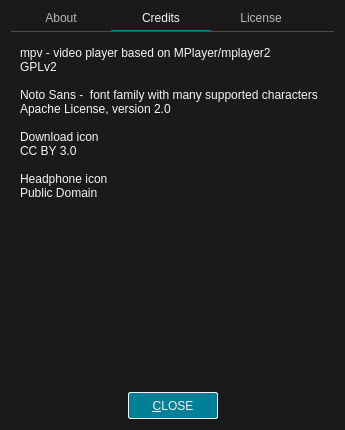
Old version of the form src/ui/aboutdialog.ui in the repository u8sand/Baka-MPlayer.
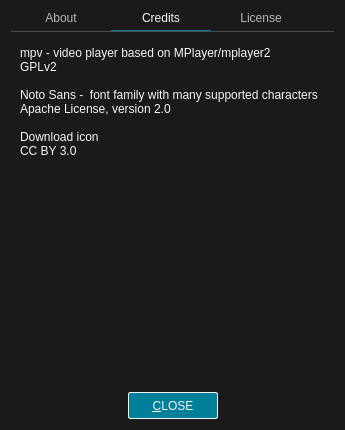
New version of the form. The open tabs and pages were chosen to show the change. Icons and pictures are not drawn.

Commit message: Removed unused img: audio_only.svg

```diff
--- a/src/ui/aboutdialog.ui
+++ b/src/ui/aboutdialog.ui
@@ -219,10 +219,7 @@
 Apache License, version 2.0 &lt;Google&gt;
 
 Download icon
-CC BY 3.0 &lt;Sasha Mescheryakov&gt;
-
-Headphone icon
-Public Domain &lt;Michael Martin-Smucker&gt;</string>
+CC BY 3.0 &lt;Sasha Mescheryakov&gt;</string>
          </property>
         </widget>
        </item>
```
The commit also changes 1 other file.
